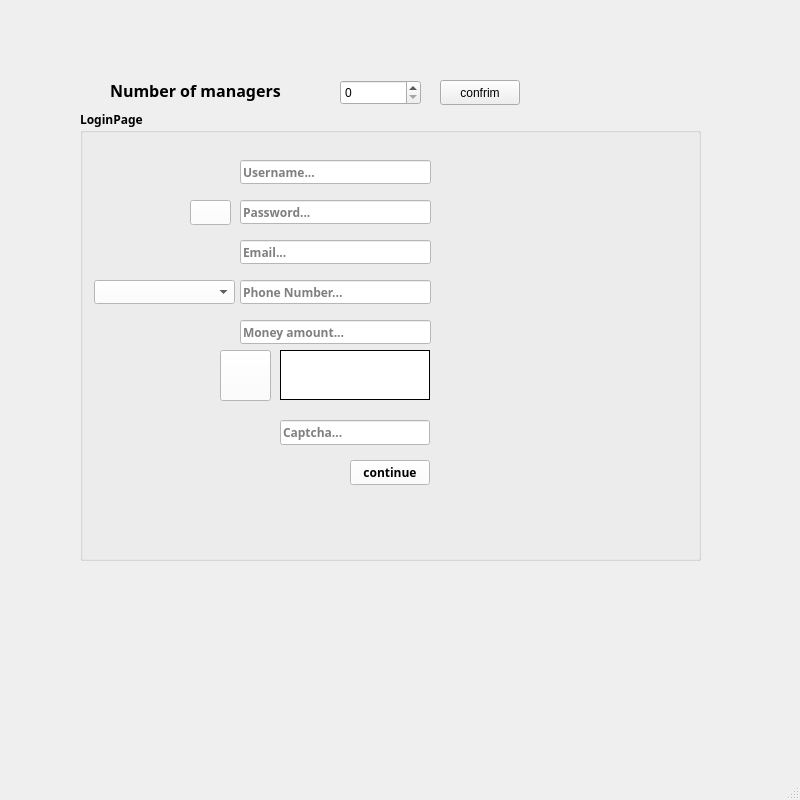
Above: loginpage.ui from KiarashDalir2003/FarmManagementProject before the change. Below: the same form after it.
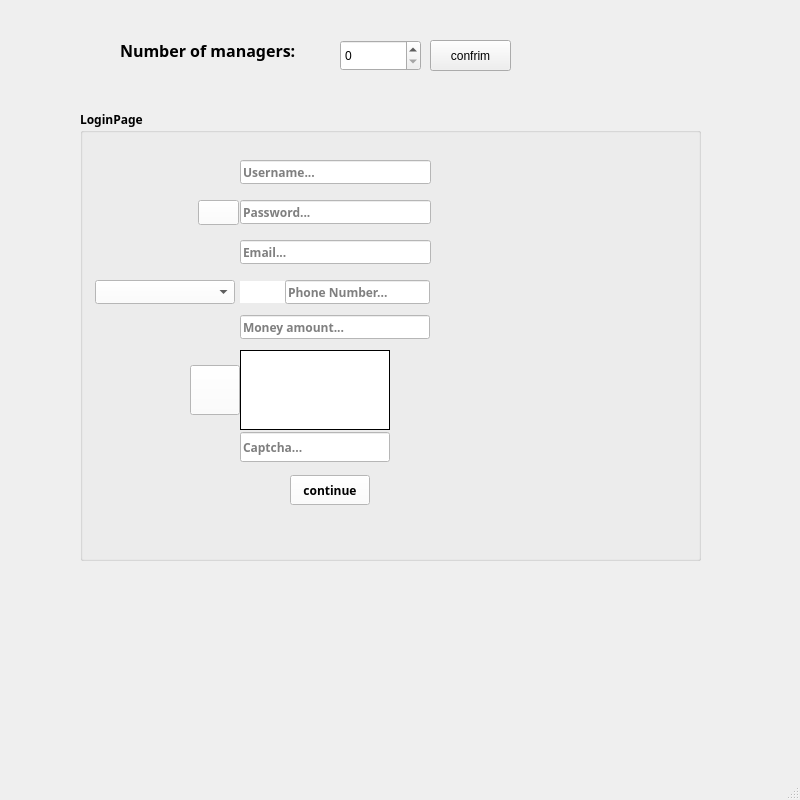
That is the form after the change. Icons and pictures are not drawn.

What changed in the file:
```diff
--- a/loginpage.ui
+++ b/loginpage.ui
@@ -20,10 +20,10 @@
    <widget class="QLabel" name="label">
     <property name="geometry">
      <rect>
-      <x>110</x>
-      <y>70</y>
+      <x>120</x>
+      <y>35</y>
       <width>211</width>
-      <height>41</height>
+      <height>31</height>
      </rect>
     </property>
     <property name="font">
@@ -35,7 +35,7 @@
      </font>
     </property>
     <property name="text">
-     <string>Number of managers</string>
+     <string>Number of managers:</string>
     </property>
    </widget>
    <widget class="QGroupBox" name="LoginPageGroupBox">
@@ -67,7 +67,7 @@
     <widget class="QPushButton" name="EyeBtn">
      <property name="geometry">
       <rect>
-       <x>110</x>
+       <x>118</x>
        <y>90</y>
        <width>41</width>
        <height>25</height>
@@ -134,9 +134,9 @@
     <widget class="QLineEdit" name="PhoneNumberLineEdit">
      <property name="geometry">
       <rect>
-       <x>160</x>
+       <x>205</x>
        <y>170</y>
-       <width>191</width>
+       <width>145</width>
        <height>24</height>
       </rect>
      </property>
@@ -154,9 +154,9 @@
     <widget class="QComboBox" name="CountryComboBox">
      <property name="geometry">
       <rect>
-       <x>14</x>
+       <x>15</x>
        <y>170</y>
-       <width>141</width>
+       <width>140</width>
        <height>24</height>
       </rect>
      </property>
@@ -167,10 +167,10 @@
     <widget class="QPushButton" name="RefreshBtn">
      <property name="geometry">
       <rect>
-       <x>140</x>
-       <y>240</y>
-       <width>51</width>
-       <height>51</height>
+       <x>110</x>
+       <y>255</y>
+       <width>50</width>
+       <height>50</height>
       </rect>
      </property>
      <property name="styleSheet">
@@ -183,10 +183,10 @@
     <widget class="QPushButton" name="ContinueBtn">
      <property name="geometry">
       <rect>
-       <x>270</x>
-       <y>350</y>
+       <x>210</x>
+       <y>365</y>
        <width>80</width>
-       <height>25</height>
+       <height>30</height>
       </rect>
      </property>
      <property name="styleSheet">
@@ -201,8 +201,8 @@
      <property name="geometry">
       <rect>
        <x>160</x>
-       <y>210</y>
-       <width>191</width>
+       <y>205</y>
+       <width>190</width>
        <height>24</height>
       </rect>
      </property>
@@ -217,10 +217,10 @@
     <widget class="QLineEdit" name="captchaLineEdit">
      <property name="geometry">
       <rect>
-       <x>200</x>
-       <y>310</y>
+       <x>160</x>
+       <y>322</y>
        <width>150</width>
-       <height>25</height>
+       <height>30</height>
       </rect>
      </property>
      <property name="styleSheet">
@@ -234,10 +234,10 @@
     <widget class="QLabel" name="showCaptcha">
      <property name="geometry">
       <rect>
-       <x>200</x>
+       <x>160</x>
        <y>240</y>
        <width>150</width>
-       <height>50</height>
+       <height>80</height>
       </rect>
      </property>
      <property name="styleSheet">
@@ -250,14 +250,33 @@
       <string/>
      </property>
     </widget>
+    <widget class="QLabel" name="countryCodeLBL">
+     <property name="geometry">
+      <rect>
+       <x>160</x>
+       <y>171</y>
+       <width>45</width>
+       <height>22</height>
+      </rect>
+     </property>
+     <property name="styleSheet">
+      <string notr="true">background-color: rgb(255, 255, 255);</string>
+     </property>
+     <property name="text">
+      <string/>
+     </property>
+     <property name="alignment">
+      <set>Qt::AlignRight|Qt::AlignTrailing|Qt::AlignVCenter</set>
+     </property>
+    </widget>
    </widget>
    <widget class="QPushButton" name="ConfirmBtn">
     <property name="geometry">
      <rect>
-      <x>440</x>
-      <y>80</y>
-      <width>80</width>
-      <height>25</height>
+      <x>430</x>
+      <y>40</y>
+      <width>81</width>
+      <height>31</height>
      </rect>
     </property>
     <property name="text">
@@ -268,9 +287,9 @@
     <property name="geometry">
      <rect>
       <x>340</x>
-      <y>80</y>
+      <y>40</y>
       <width>81</width>
-      <height>25</height>
+      <height>31</height>
      </rect>
     </property>
    </widget>
```
Left out of the diff: 2 changed lines with no effect on the pictures.
